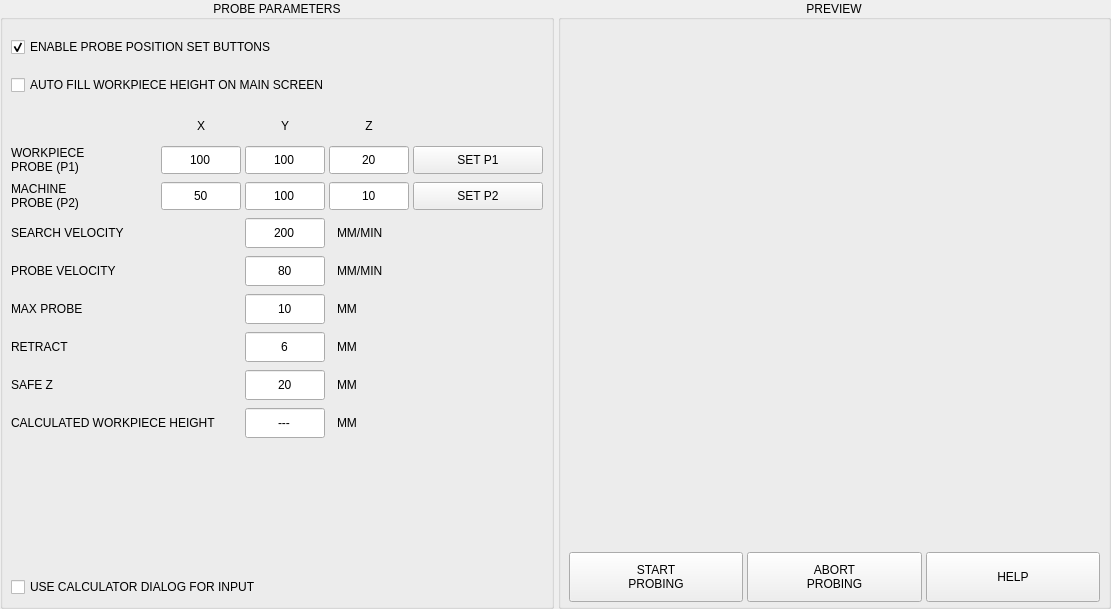
Before: the Qt Designer form plugins/auto_height.ui in persei802/QtDragon_hd, drawn with Qt 5.
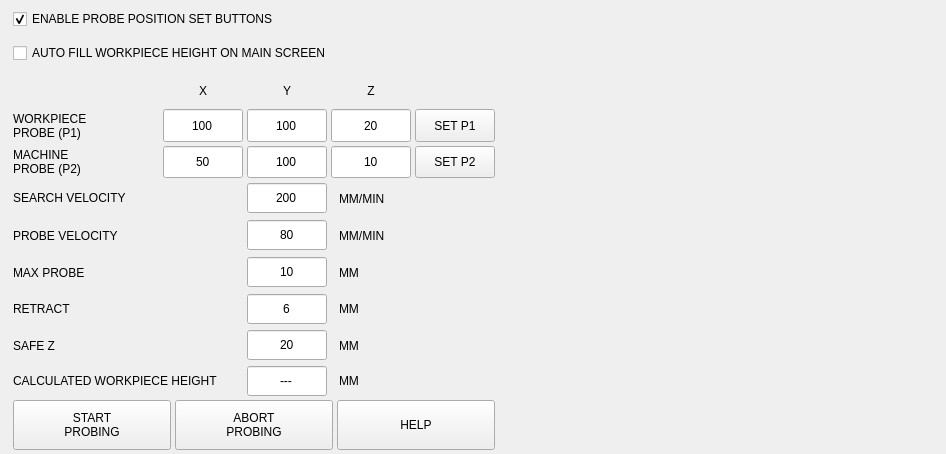
After: the same form once the commit is applied. Icons and pictures are not drawn. Custom widgets are drawn as their Qt base class.

Commit message: all plugins use calculator checkbox from SETTINGS page

```diff
--- a/plugins/auto_height.ui
+++ b/plugins/auto_height.ui
@@ -6,19 +6,19 @@
    <rect>
     <x>0</x>
     <y>0</y>
-    <width>1111</width>
-    <height>609</height>
+    <width>946</width>
+    <height>454</height>
    </rect>
   </property>
   <property name="windowTitle">
    <string>Form</string>
   </property>
-  <layout class="QVBoxLayout" name="verticalLayout_4">
+  <layout class="QHBoxLayout" name="horizontalLayout_10">
    <property name="spacing">
     <number>4</number>
    </property>
    <property name="leftMargin">
-    <number>0</number>
+    <number>9</number>
    </property>
    <property name="topMargin">
     <number>0</number>
@@ -30,49 +30,25 @@
     <number>0</number>
    </property>
    <item>
-    <widget class="QFrame" name="frame_auto_height">
-     <layout class="QHBoxLayout" name="horizontalLayout" stretch="0,0">
-      <property name="spacing">
-       <number>4</number>
-      </property>
-      <property name="leftMargin">
-       <number>0</number>
-      </property>
-      <property name="topMargin">
-       <number>0</number>
-      </property>
-      <property name="rightMargin">
-       <number>0</number>
-      </property>
-      <property name="bottomMargin">
-       <number>0</number>
-      </property>
-      <item>
-       <widget class="QGroupBox" name="groupBox_positions">
+    <widget class="QWidget" name="widget_positions" native="true">
         <property name="sizePolicy">
          <sizepolicy hsizetype="Preferred" vsizetype="Preferred">
           <horstretch>0</horstretch>
           <verstretch>0</verstretch>
          </sizepolicy>
         </property>
-        <property name="title">
-         <string>PROBE PARAMETERS</string>
-        </property>
-        <property name="alignment">
-         <set>Qt::AlignCenter</set>
-        </property>
         <layout class="QVBoxLayout" name="verticalLayout_3">
          <property name="spacing">
-          <number>8</number>
+       <number>4</number>
          </property>
          <property name="leftMargin">
-          <number>8</number>
+       <number>4</number>
          </property>
          <property name="topMargin">
-          <number>12</number>
+       <number>4</number>
          </property>
          <property name="rightMargin">
-          <number>8</number>
+       <number>4</number>
          </property>
          <property name="bottomMargin">
           <number>4</number>
@@ -1023,93 +999,6 @@
           </layout>
          </item>
          <item>
-          <spacer name="verticalSpacer">
-           <property name="orientation">
-            <enum>Qt::Vertical</enum>
-           </property>
-           <property name="sizeHint" stdset="0">
-            <size>
-             <width>20</width>
-             <height>40</height>
-            </size>
-           </property>
-          </spacer>
-         </item>
-         <item>
-          <widget class="QCheckBox" name="chk_use_calc">
-           <property name="sizePolicy">
-            <sizepolicy hsizetype="Preferred" vsizetype="Preferred">
-             <horstretch>0</horstretch>
-             <verstretch>0</verstretch>
-            </sizepolicy>
-           </property>
-           <property name="minimumSize">
-            <size>
-             <width>0</width>
-             <height>30</height>
-            </size>
-           </property>
-           <property name="maximumSize">
-            <size>
-             <width>16777215</width>
-             <height>30</height>
-            </size>
-           </property>
-           <property name="text">
-            <string>USE CALCULATOR DIALOG FOR INPUT</string>
-           </property>
-          </widget>
-         </item>
-        </layout>
-       </widget>
-      </item>
-      <item>
-       <widget class="QGroupBox" name="groupbox_preview">
-        <property name="title">
-         <string>PREVIEW</string>
-        </property>
-        <property name="alignment">
-         <set>Qt::AlignCenter</set>
-        </property>
-        <layout class="QVBoxLayout" name="verticalLayout_2">
-         <property name="spacing">
-          <number>4</number>
-         </property>
-         <property name="leftMargin">
-          <number>8</number>
-         </property>
-         <property name="topMargin">
-          <number>12</number>
-         </property>
-         <property name="rightMargin">
-          <number>8</number>
-         </property>
-         <property name="bottomMargin">
-          <number>4</number>
-         </property>
-         <item>
-          <widget class="QLabel" name="lbl_image">
-           <property name="sizePolicy">
-            <sizepolicy hsizetype="Preferred" vsizetype="Expanding">
-             <horstretch>0</horstretch>
-             <verstretch>0</verstretch>
-            </sizepolicy>
-           </property>
-           <property name="text">
-            <string/>
-           </property>
-           <property name="pixmap">
-            <pixmap>../qtdragon/images/auto_height.png</pixmap>
-           </property>
-           <property name="scaledContents">
-            <bool>true</bool>
-           </property>
-           <property name="alignment">
-            <set>Qt::AlignCenter</set>
-           </property>
-          </widget>
-         </item>
-         <item alignment="Qt::AlignBottom">
           <widget class="QWidget" name="widget_buttons" native="true">
            <property name="maximumSize">
             <size>
@@ -1219,7 +1108,26 @@
         </layout>
        </widget>
       </item>
-     </layout>
+   <item>
+    <widget class="QLabel" name="lbl_image">
+     <property name="sizePolicy">
+      <sizepolicy hsizetype="Preferred" vsizetype="Expanding">
+       <horstretch>0</horstretch>
+       <verstretch>0</verstretch>
+      </sizepolicy>
+     </property>
+     <property name="text">
+      <string/>
+     </property>
+     <property name="pixmap">
+      <pixmap>../qtdragon/images/auto_height.png</pixmap>
+     </property>
+     <property name="scaledContents">
+      <bool>true</bool>
+     </property>
+     <property name="alignment">
+      <set>Qt::AlignCenter</set>
+     </property>
     </widget>
    </item>
   </layout>
```
Lines whose indentation alone changed are shown as unchanged. The commit also changes 14 other files.
